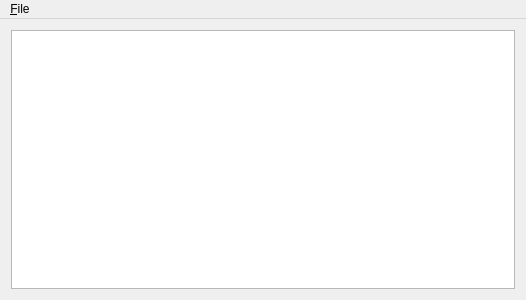
This is Server/mainwindow.ui in bigfug/moo as Qt 5 draws it before an edit. The edited form follows.
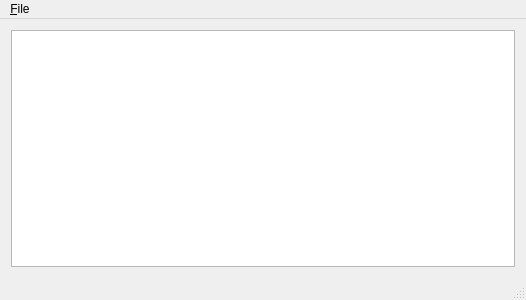
This is the edited form.

```diff
--- a/Server/mainwindow.ui
+++ b/Server/mainwindow.ui
@@ -51,6 +51,7 @@
    </widget>
    <addaction name="menu_File"/>
   </widget>
+  <widget class="QStatusBar" name="mStatusBar"/>
   <action name="actionAbout">
    <property name="text">
     <string>About...</string>
```
Left out of the diff: 2 changed lines with no effect on the pictures.
